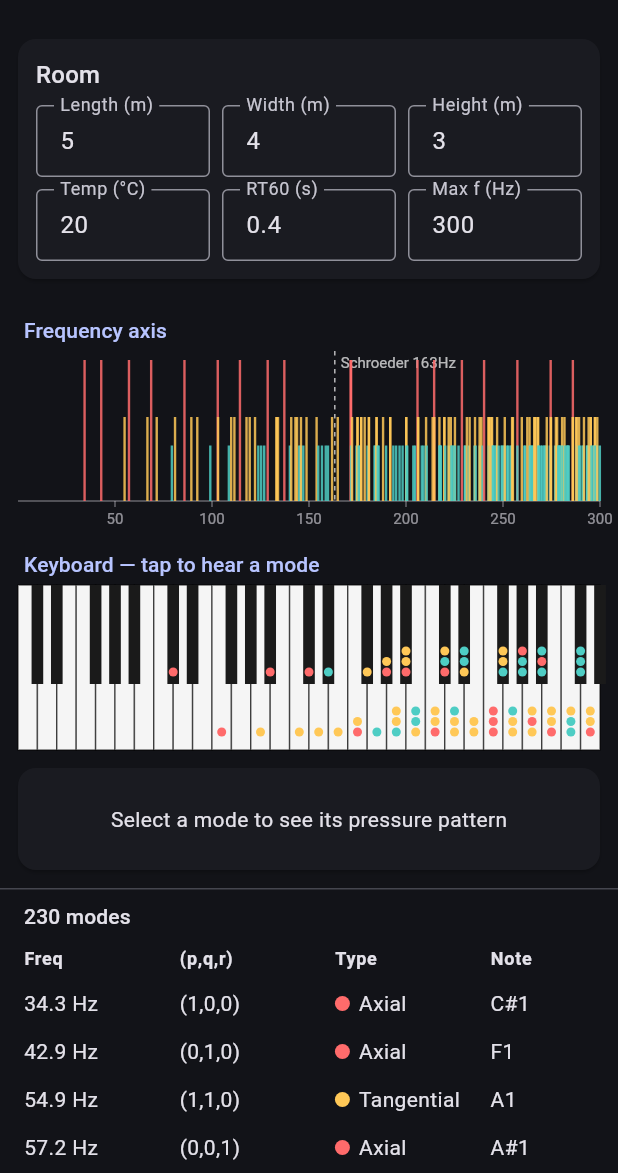
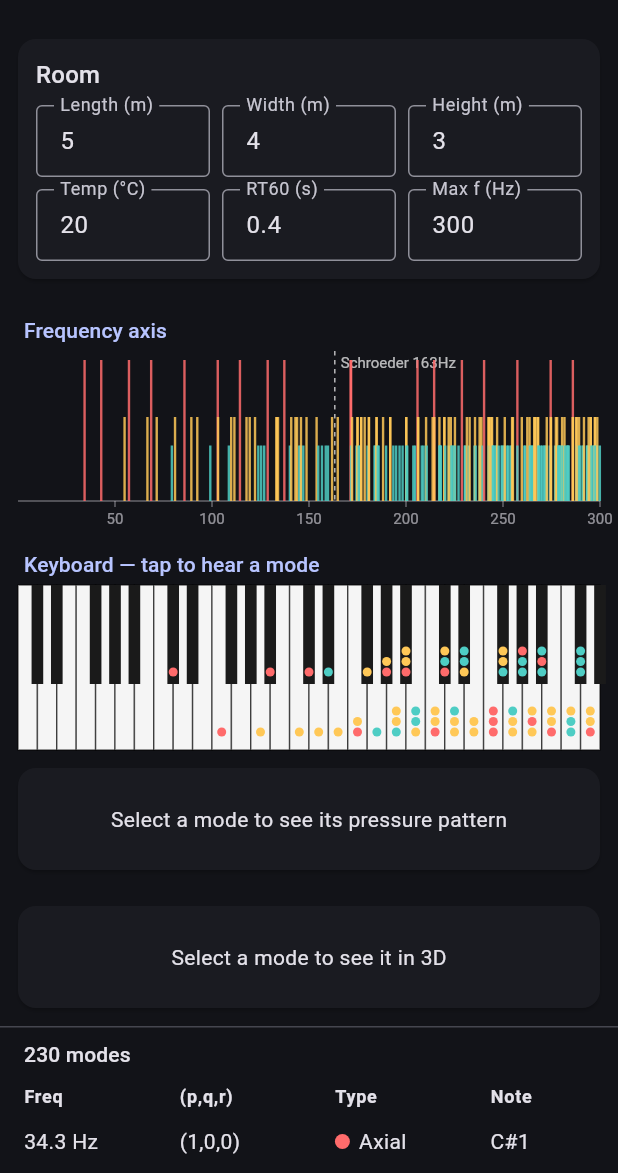
Before and after one commit to denis97/Room-Mode-calculator, a Flutter app: the screen it shows after launch, on a phone screen of 412 x 824 dp, the part 63-1236 px from its top. Run offline on Flutter 3.47's test engine with Material 3 defaults, Android fonts, the phone set to English and light mode, and no system bars; our stand-ins replace audioplayers, flutter_riverpod.

Commit message:
Add touch-rotatable 3D mode view
A hand-rolled orthographic 3D renderer (no engine, to keep the app light) that
draws the room as a box with all six walls colored by the selected mode's
pressure pattern (red +, blue −, dark = nodal lines). Drag to orbit (yaw/pitch).
Samples the analytical field via pressureAt; the Phase 2 solver's fields for
arbitrary shapes can feed the same renderer later. Wired into the home screen
below the 2D pressure map.

Co-Authored-By: Claude Opus 4.8 <noreply@anthropic.com>
Claude-Session: https://claude.ai/code/session_01BhpgNpzTWRzpJgxQ4iRw1V

```diff
--- a/lib/ui/screens/home_screen.dart
+++ b/lib/ui/screens/home_screen.dart
@@ -3,6 +3,7 @@ import 'package:flutter_riverpod/flutter_riverpod.dart';
 
 import '../widgets/dimension_inputs.dart';
 import '../widgets/frequency_axis.dart';
+import '../widgets/mode_3d_view.dart';
 import '../widgets/mode_list.dart';
 import '../widgets/piano_keyboard.dart';
 import '../widgets/pressure_map.dart';
@@ -39,6 +40,7 @@ class HomeScreen extends ConsumerWidget {
                   child: PianoKeyboard(),
                 ),
                 PressureMap(),
+                Mode3DView(),
                 Divider(height: 1),
               ],
             ),
--- /dev/null
+++ b/lib/ui/widgets/mode_3d_view.dart
@@ -0,0 +1,235 @@
+import 'dart:math' as math;
+
+import 'package:flutter/material.dart';
+import 'package:flutter_riverpod/flutter_riverpod.dart';
+
+import '../../core/acoustics/mode.dart';
+import '../../core/acoustics/pressure_field.dart';
+import '../../core/acoustics/room.dart';
+import '../../state/room_providers.dart';
+
+/// A touch-rotatable 3D view of the selected mode. The room is drawn as a box
+/// whose six walls are colored by the mode's standing-pressure pattern
+/// (red = +, blue = −, dark = nodal lines), so you can see where the pressure
+/// peaks and nulls sit in the actual room. Drag to orbit.
+///
+/// Deliberately a hand-rolled orthographic painter (no 3D engine) to keep the
+/// app small and the frame cheap. It visualizes the analytical cuboid mode via
+/// [pressureAt]; the Phase 2 solver's fields for arbitrary shapes can plug into
+/// the same renderer later.
+class Mode3DView extends ConsumerStatefulWidget {
+  const Mode3DView({super.key});
+
+  @override
+  ConsumerState<Mode3DView> createState() => _Mode3DViewState();
+}
+
+class _Mode3DViewState extends ConsumerState<Mode3DView> {
+  // Start at a three-quarter view so the box reads as 3D immediately.
+  double _yaw = -0.7;
+  double _pitch = -0.45;
+
+  @override
+  Widget build(BuildContext context) {
+    final modes = ref.watch(modesProvider);
+    final index = ref.watch(selectedModeIndexProvider);
+    final room = ref.watch(roomProvider);
+
+    if (index == null || index >= modes.length) {
+      return const Card(
+        margin: EdgeInsets.all(12),
+        child: Padding(
+          padding: EdgeInsets.all(24),
+          child: Center(child: Text('Select a mode to see it in 3D')),
+        ),
+      );
+    }
+
+    final mode = modes[index];
+
+    return Card(
+      margin: const EdgeInsets.all(12),
+      child: Padding(
+        padding: const EdgeInsets.all(12),
+        child: Column(
+          crossAxisAlignment: CrossAxisAlignment.start,
+          children: [
+            Text(
+              '3D — mode (${mode.p},${mode.q},${mode.r})  '
+              '${mode.frequency.toStringAsFixed(1)} Hz  ${mode.type.label}',
+              style: Theme.of(context).textTheme.titleSmall,
+            ),
+            const SizedBox(height: 4),
+            Text(
+              'Drag to rotate • walls colored by pressure',
+              style: Theme.of(context).textTheme.bodySmall,
+            ),
+            const SizedBox(height: 8),
+            AspectRatio(
+              aspectRatio: 1.3,
+              child: GestureDetector(
+                onPanUpdate: (d) {
+                  setState(() {
+                    _yaw += d.delta.dx * 0.01;
+                    _pitch =
+                        (_pitch + d.delta.dy * 0.01).clamp(-1.5, 1.5);
+                  });
+                },
+                child: CustomPaint(
+                  painter: _Room3DPainter(
+                    mode: mode,
+                    room: room,
+                    yaw: _yaw,
+                    pitch: _pitch,
+                    edgeColor: Theme.of(context).colorScheme.onSurface,
+                  ),
+                  child: const SizedBox.expand(),
+                ),
+              ),
+            ),
+          ],
+        ),
+      ),
+    );
+  }
+}
+
+class _Room3DPainter extends CustomPainter {
+  _Room3DPainter({
+    required this.mode,
+    required this.room,
+    required this.yaw,
+    required this.pitch,
+    required this.edgeColor,
+  });
+
+  final RoomMode mode;
+  final Room room;
+  final double yaw;
+  final double pitch;
+  final Color edgeColor;
+
+  static const int _cells = 12; // grid resolution per wall
+
+  @override
+  void paint(Canvas canvas, Size size) {
+    final l = room.length, w = room.width, h = room.height;
+    final diag = math.sqrt(l * l + w * w + h * h);
+    final scale = 0.62 * math.min(size.width, size.height) / diag;
+    final center = Offset(size.width / 2, size.height / 2);
+
+    final cosY = math.cos(yaw), sinY = math.sin(yaw);
+    final cosP = math.cos(pitch), sinP = math.sin(pitch);
+
+    // Projects a room-space point to (screen offset, depth toward viewer).
+    (Offset, double) project(double x, double y, double z) {
+      final cx = x - l / 2, cy = y - w / 2, cz = z - h / 2;
+      // Yaw about the vertical (z) axis, then pitch about the screen x axis.
+      final x1 = cx * cosY - cy * sinY;
+      final y1 = cx * sinY + cy * cosY;
+      final z1 = cz;
+      final y2 = y1 * cosP - z1 * sinP;
+      final z2 = y1 * sinP + z1 * cosP;
+      return (
+        center + Offset(x1 * scale, -z2 * scale),
+        y2, // larger = closer to the viewer
+      );
+    }
+
+    final quads = <_Quad>[];
+
+    // Each wall: fixed coordinate + two varying axes over [0,1].
+    void addWall(
+      ({double x, double y, double z}) Function(double a, double b) at,
+    ) {
+      for (var ia = 0; ia < _cells; ia++) {
+        for (var ib = 0; ib < _cells; ib++) {
+          final a0 = ia / _cells, a1 = (ia + 1) / _cells;
+          final b0 = ib / _cells, b1 = (ib + 1) / _cells;
+          final c0 = at(a0, b0);
+          final c1 = at(a1, b0);
+          final c2 = at(a1, b1);
+          final c3 = at(a0, b1);
+          final mid = at((a0 + a1) / 2, (b0 + b1) / 2);
+          final p = pressureAt(mode, room, x: mid.x, y: mid.y, z: mid.z);
+          final (s0, d0) = project(c0.x, c0.y, c0.z);
+          final (s1, d1) = project(c1.x, c1.y, c1.z);
+          final (s2, d2) = project(c2.x, c2.y, c2.z);
+          final (s3, d3) = project(c3.x, c3.y, c3.z);
+          quads.add(_Quad(
+            [s0, s1, s2, s3],
+            (d0 + d1 + d2 + d3) / 4,
+            _pressureColor(p),
+          ));
+        }
+      }
+    }
+
+    addWall((a, b) => (x: 0, y: a * w, z: b * h)); // x = 0
+    addWall((a, b) => (x: l, y: a * w, z: b * h)); // x = L
+    addWall((a, b) => (x: a * l, y: 0, z: b * h)); // y = 0
+    addWall((a, b) => (x: a * l, y: w, z: b * h)); // y = W
+    addWall((a, b) => (x: a * l, y: b * w, z: 0)); // z = 0
+    addWall((a, b) => (x: a * l, y: b * w, z: h)); // z = H
+
+    // Painter's algorithm: far walls first.
+    quads.sort((p, q) => p.depth.compareTo(q.depth));
+    final fill = Paint()..style = PaintingStyle.fill;
+    for (final quad in quads) {
+      final path = Path()..addPolygon(quad.points, true);
+      canvas.drawPath(path, fill..color = quad.color);
+    }
+
+    _drawEdges(canvas, project);
+  }
+
+  void _drawEdges(
+    Canvas canvas,
+    (Offset, double) Function(double, double, double) project,
+  ) {
+    final l = room.length, w = room.width, h = room.height;
+    final edge = Paint()
+      ..color = edgeColor.withValues(alpha: 0.5)
+      ..style = PaintingStyle.stroke
+      ..strokeWidth = 1.2;
+    final corners = [
+      for (final z in [0.0, h])
+        for (final y in [0.0, w])
+          for (final x in [0.0, l]) project(x, y, z).$1,
+    ];
+    // Indices into the 8 corners (x fastest, then y, then z).
+    const edges = [
+      [0, 1], [2, 3], [4, 5], [6, 7], // x-direction
+      [0, 2], [1, 3], [4, 6], [5, 7], // y-direction
+      [0, 4], [1, 5], [2, 6], [3, 7], // z-direction
+    ];
+    for (final e in edges) {
+      canvas.drawLine(corners[e[0]], corners[e[1]], edge);
+    }
+  }
+
+  /// Diverging blue–black–red color for a signed pressure in [-1, 1].
+  Color _pressureColor(double v) {
+    final m = v.abs().clamp(0.0, 1.0);
+    if (v >= 0) {
+      return Color.fromARGB(
+          255, (m * 255).round(), (m * 60).round(), (m * 40).round());
+    }
+    return Color.fromARGB(
+        255, (m * 40).round(), (m * 80).round(), (m * 255).round());
+  }
+
+  @override
+  bool shouldRepaint(_Room3DPainter old) =>
+      old.mode != mode ||
+      old.room != room ||
+      old.yaw != yaw ||
+      old.pitch != pitch;
+}
+
+class _Quad {
+  _Quad(this.points, this.depth, this.color);
+  final List<Offset> points;
+  final double depth;
+  final Color color;
+}
```
